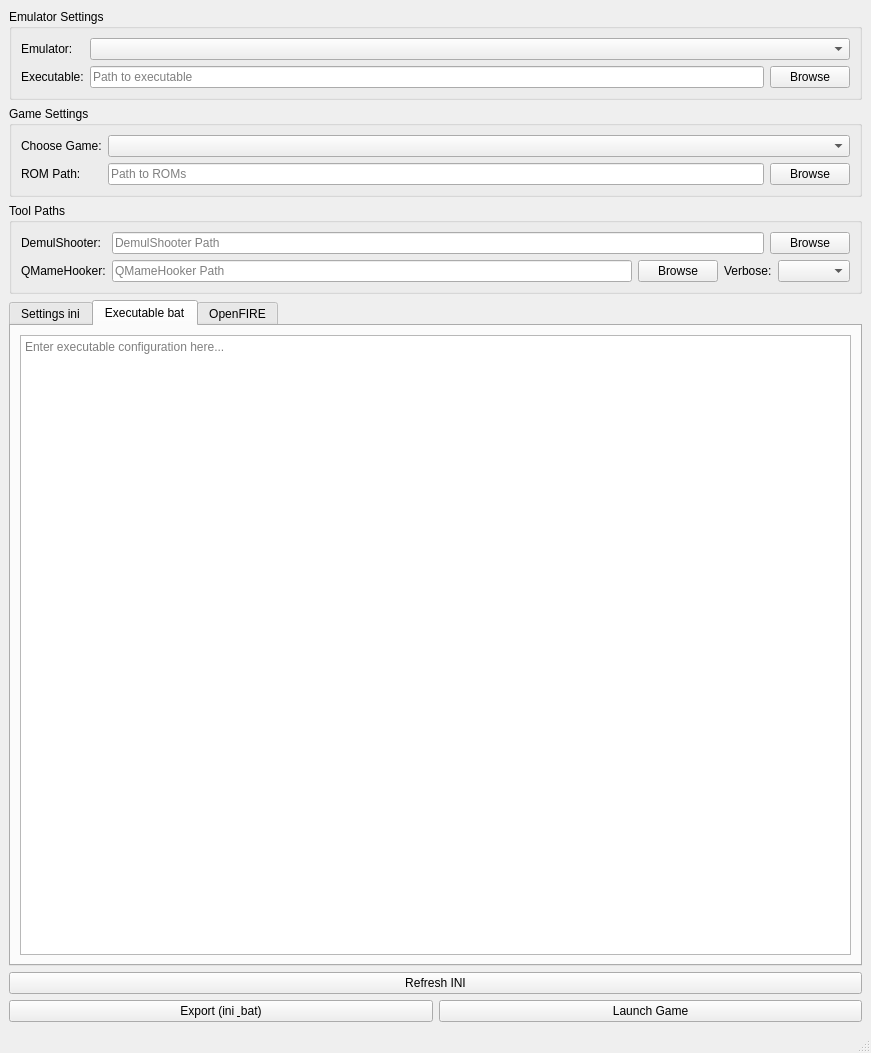
This is mainwindow.ui in samuelballantyne/DSQ-Config as Qt 5 draws it before an edit. The edited form follows.
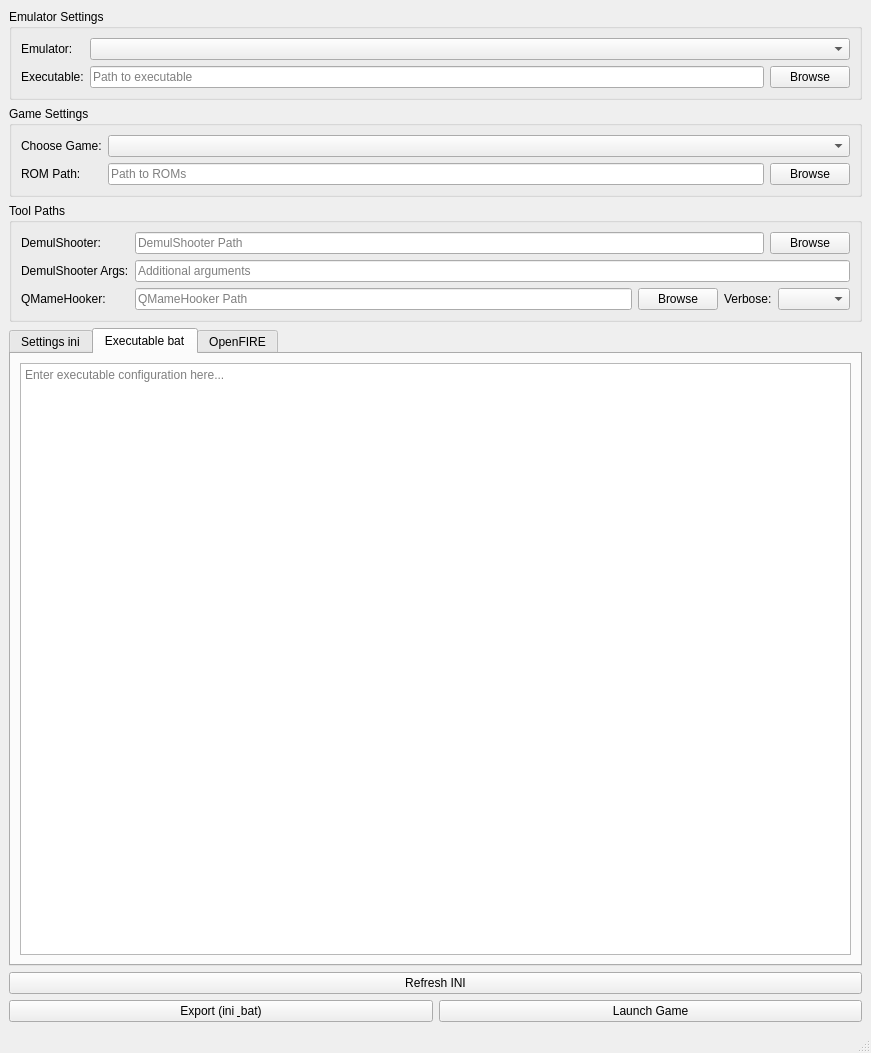
This is the edited form.

Commit message: Add refresh enhancements and DemulShooter args

The edit to the form file:
```diff
--- a/mainwindow.ui
+++ b/mainwindow.ui
@@ -244,13 +244,27 @@
         </layout>
        </item>
        <item row="1" column="0">
+        <widget class="QLabel" name="label_DemulShooterArgs">
+         <property name="text">
+          <string>DemulShooter Args:</string>
+         </property>
+        </widget>
+       </item>
+       <item row="1" column="1">
+        <widget class="QLineEdit" name="demulShooterArgsLineEdit">
+         <property name="placeholderText">
+          <string>Additional arguments</string>
+         </property>
+        </widget>
+       </item>
+       <item row="2" column="0">
         <widget class="QLabel" name="label_QMameHooker">
          <property name="text">
           <string>QMameHooker:</string>
          </property>
         </widget>
        </item>
-       <item row="1" column="1">
+       <item row="2" column="1">
         <layout class="QHBoxLayout" name="horizontalLayout_QMame">
          <item>
           <widget class="QLineEdit" name="qmamehookerPathLineEdit">
```
Left out of the diff: 4 changed lines with no effect on the pictures. The commit also changes 3 other files.
